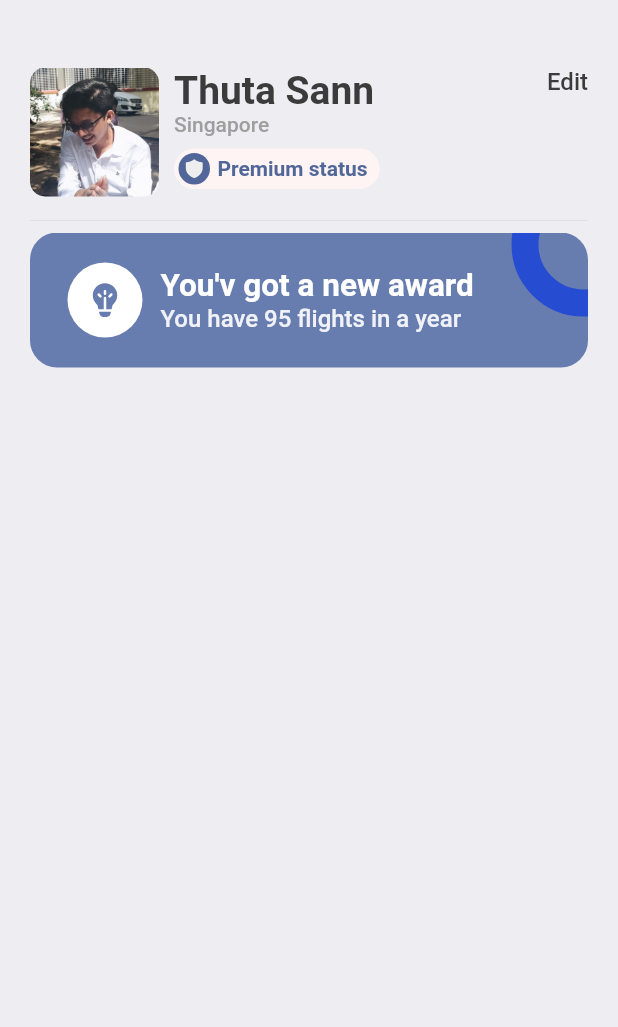
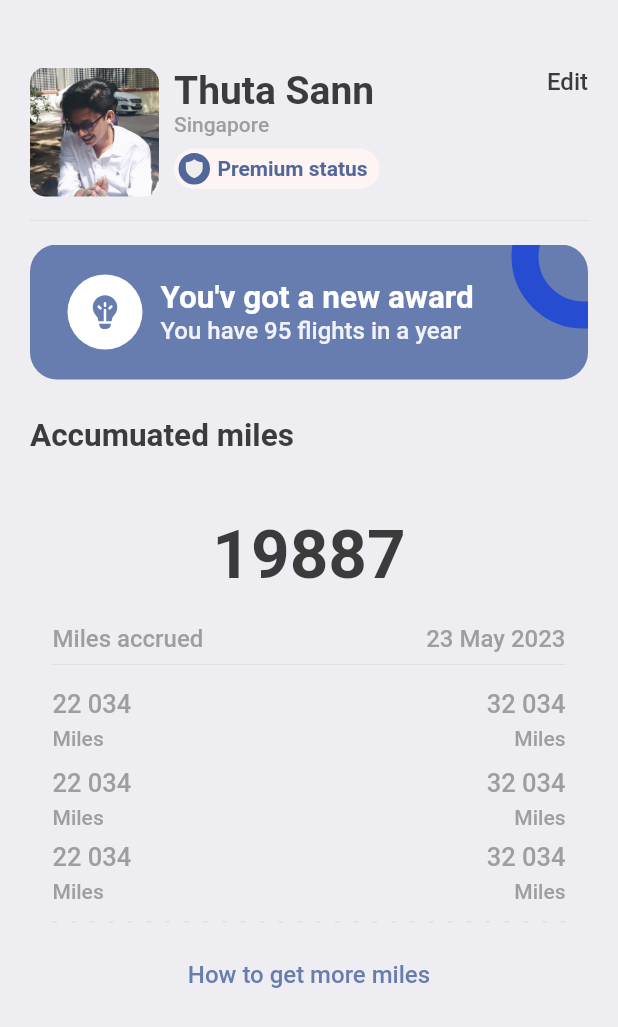
Before and after one commit to thutasann/booking-ticket, a Flutter app: the ProfileScreen screen opened directly, on a phone screen of 412 x 824 dp. Shown: the top 1027 px of the screen. Run offline on Flutter 3.47's test engine with Material 2 defaults, Android fonts, the light colour scheme and no system bars; our stand-ins replace barcode_widget, fluentui_icons, gap, get.

Commit message:
UI: Profile Screeen Info

```diff
--- a/lib/screens/profile_screen.dart
+++ b/lib/screens/profile_screen.dart
@@ -1,5 +1,7 @@
 import 'package:book_ticket/utils/app_layout.dart';
 import 'package:book_ticket/utils/app_styles.dart';
+import 'package:book_ticket/widgets/column_layout.dart';
+import 'package:book_ticket/widgets/layout_builder_widget.dart';
 import 'package:fluentui_icons/fluentui_icons.dart';
 import 'package:flutter/cupertino.dart';
 import 'package:flutter/material.dart';
@@ -113,6 +115,7 @@ class ProfileScreen extends StatelessWidget {
             Divider(
               color: Colors.grey.shade300,
             ),
+            Gap(AppLayout.getHeight(8)),
             Stack(
               children: [
                 Container(
@@ -186,7 +189,135 @@ class ProfileScreen extends StatelessWidget {
                   ),
                 )
               ],
-            )
+            ),
+
+            // PROFILE INFO SECTION
+            Gap(AppLayout.getHeight(25)),
+            Text(
+              "Accumuated miles",
+              style: Styles.headLineStyle2,
+            ),
+
+            Gap(AppLayout.getHeight(25)),
+            Container(
+              padding: EdgeInsets.symmetric(
+                horizontal: AppLayout.getWidth(15),
+              ),
+              decoration: BoxDecoration(
+                borderRadius: BorderRadius.circular(
+                  AppLayout.getHeight(18),
+                ),
+                color: Styles.bgColor,
+                boxShadow: [
+                  BoxShadow(
+                    color: Colors.grey.shade200,
+                    blurRadius: 1,
+                    spreadRadius: 1,
+                  ),
+                ],
+              ),
+              child: Column(children: [
+                Gap(AppLayout.getHeight(15)),
+                Text(
+                  "19887",
+                  style: TextStyle(
+                    fontSize: 45,
+                    color: Styles.textColor,
+                    fontWeight: FontWeight.w600,
+                  ),
+                ),
+                Gap(AppLayout.getHeight(20)),
+                Row(
+                  mainAxisAlignment: MainAxisAlignment.spaceBetween,
+                  children: [
+                    Text(
+                      "Miles accrued",
+                      style: Styles.headLineStyle4.copyWith(
+                        fontSize: 16,
+                      ),
+                    ),
+                    Text(
+                      "23 May 2023",
+                      style: Styles.headLineStyle4.copyWith(
+                        fontSize: 16,
+                      ),
+                    ),
+                  ],
+                ),
+                Divider(
+                  color: Colors.grey.shade300,
+                ),
+                Gap(AppLayout.getHeight(8)),
+                Row(
+                  mainAxisAlignment: MainAxisAlignment.spaceBetween,
+                  children: const [
+                    ColumnLayout(
+                      firstText: "22 034",
+                      secondText: "Miles",
+                      alignment: CrossAxisAlignment.start,
+                      isColor: false,
+                    ),
+                    ColumnLayout(
+                      firstText: "32 034",
+                      secondText: "Miles",
+                      alignment: CrossAxisAlignment.end,
+                      isColor: false,
+                    )
+                  ],
+                ),
+                Gap(AppLayout.getHeight(12)),
+                Row(
+                  mainAxisAlignment: MainAxisAlignment.spaceBetween,
+                  children: const [
+                    ColumnLayout(
+                      firstText: "22 034",
+                      secondText: "Miles",
+                      alignment: CrossAxisAlignment.start,
+                      isColor: false,
+                    ),
+                    ColumnLayout(
+                      firstText: "32 034",
+                      secondText: "Miles",
+                      alignment: CrossAxisAlignment.end,
+                      isColor: false,
+                    )
+                  ],
+                ),
+                Gap(AppLayout.getHeight(8)),
+                Row(
+                  mainAxisAlignment: MainAxisAlignment.spaceBetween,
+                  children: const [
+                    ColumnLayout(
+                      firstText: "22 034",
+                      secondText: "Miles",
+                      alignment: CrossAxisAlignment.start,
+                      isColor: false,
+                    ),
+                    ColumnLayout(
+                      firstText: "32 034",
+                      secondText: "Miles",
+                      alignment: CrossAxisAlignment.end,
+                      isColor: false,
+                    )
+                  ],
+                ),
+                Gap(AppLayout.getHeight(12)),
+                const LayoutBuilderWidget(
+                  sections: 12,
+                  isColor: false,
+                )
+              ]),
+            ),
+            Gap(AppLayout.getHeight(25)),
+            Center(
+              child: Text(
+                "How to get more miles",
+                style: Styles.textStyle.copyWith(
+                  color: primary,
+                  fontWeight: FontWeight.w500,
+                ),
+              ),
+            ),
           ],
         ),
       ),
```
Also changed, not shown: images/demo/home.png (added), images/demo/profile.png (added), images/demo/search.png (added), images/demo/ticket.png (added), 1 other file.
